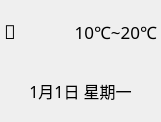
Above: display/weatherwidget.ui from bili9blood/class-system before the change. Below: the same form after it.
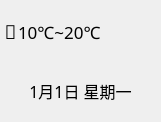
That is the form after the change.

Commit message: chore(display): ui

The edit to the form file:
```diff
--- a/display/weatherwidget.ui
+++ b/display/weatherwidget.ui
@@ -43,6 +43,9 @@
        <property name="text">
         <string></string>
        </property>
+       <property name="alignment">
+        <set>Qt::AlignRight|Qt::AlignTrailing|Qt::AlignVCenter</set>
+       </property>
       </widget>
      </item>
      <item>
@@ -55,7 +58,7 @@
         <string>10℃~20℃</string>
        </property>
        <property name="alignment">
-        <set>Qt::AlignRight|Qt::AlignTrailing|Qt::AlignVCenter</set>
+        <set>Qt::AlignLeading|Qt::AlignLeft|Qt::AlignVCenter</set>
        </property>
       </widget>
      </item>
```
The commit also changes 1 other file.
